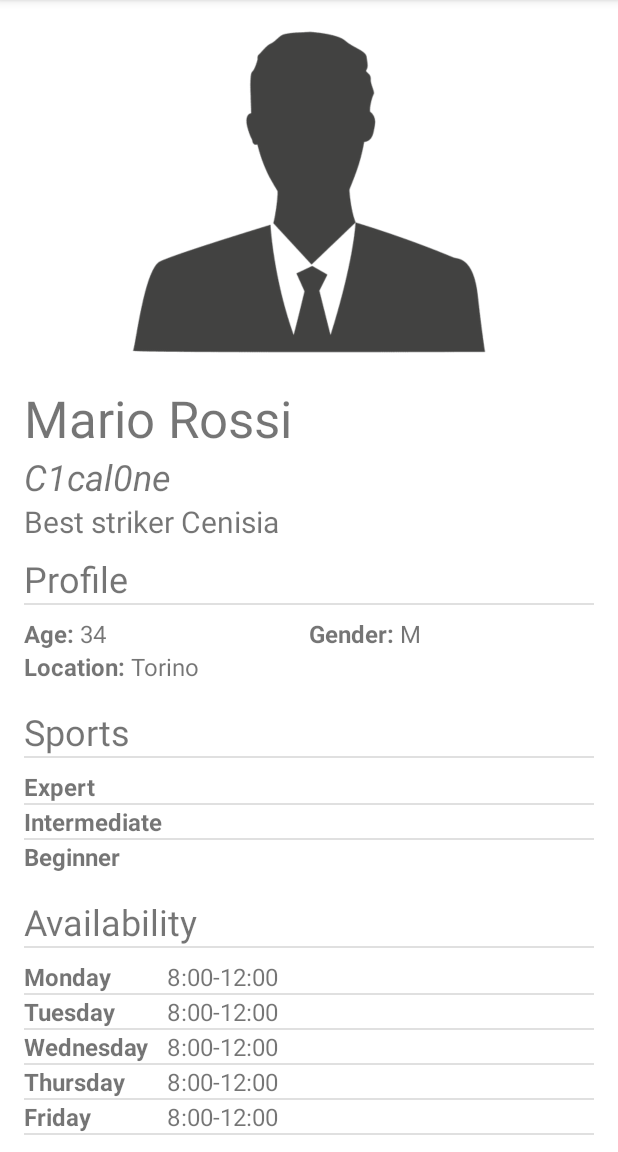
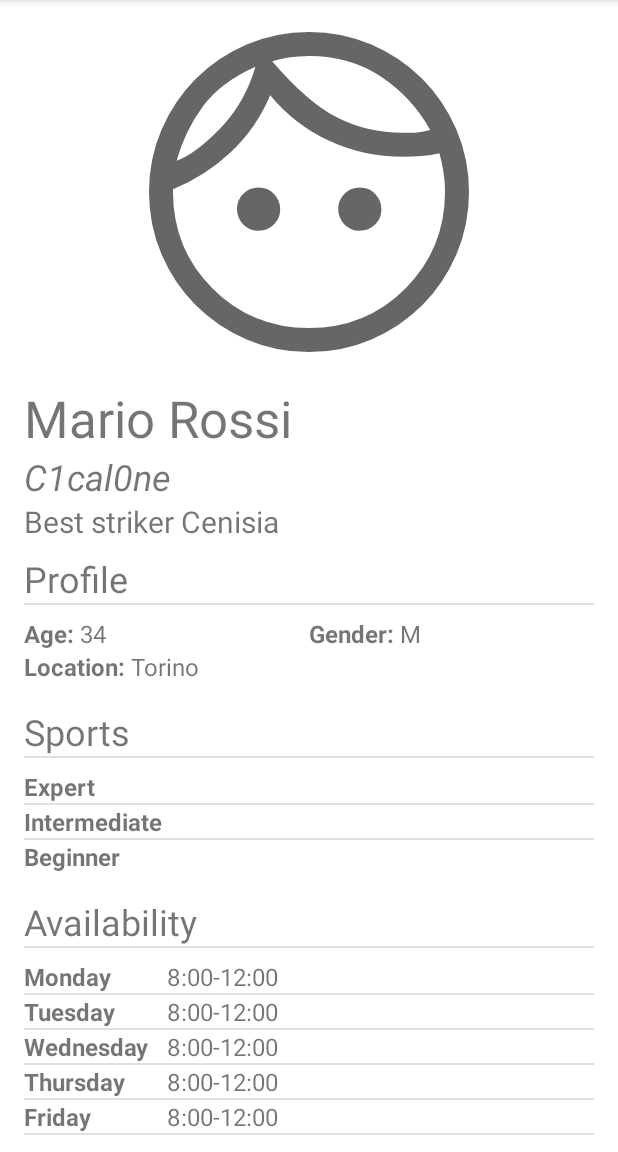
Before and after one commit to edoardocolella/SportTime, an Android app: the screen it shows after launch (ShowProfileActivity), on a phone screen of 412 x 824 dp, the part 84-1236 px from its top. Run offline under Robolectric (Android 15) with nearby library versions, the phone set to English and light mode, and no system bars.

Commit message:
updated icons

```diff
--- /dev/null
+++ b/app/src/main/res/drawable/face_48px.xml
@@ -0,0 +1,10 @@
+<vector xmlns:android="http://schemas.android.com/apk/res/android"
+    android:width="48dp"
+    android:height="48dp"
+    android:viewportWidth="960"
+    android:viewportHeight="960"
+    android:tint="?attr/colorControlNormal">
+  <path
+      android:fillColor="@android:color/white"
+      android:pathData="M353.77,577Q331,577 315.5,561.28Q300,545.55 300,522.78Q300,500 315.73,484.5Q331.45,469 354.23,469Q377,469 392.5,484.72Q408,500.45 408,523.22Q408,546 392.27,561.5Q376.55,577 353.77,577ZM606.78,577Q584,577 568.5,561.28Q553,545.55 553,522.78Q553,500 568.72,484.5Q584.45,469 607.22,469Q630,469 645.5,484.72Q661,500.45 661,523.22Q661,546 645.28,561.5Q629.55,577 606.78,577ZM480,820Q622.38,820 721.19,721.05Q820,622.1 820,479.53Q820,454 816,429Q812,404 806,383Q786,388 762.74,390Q739.48,392 714,392Q616.89,392 530.44,352Q444,312 383,238Q349,319 285.5,379.5Q222,440 140,473Q140,474 140,476.5Q140,479 140,480Q140,622.38 238.81,721.19Q337.63,820 480,820ZM480,880Q397,880 324,848.5Q251,817 197,763Q143,709 111.5,636Q80,563 80,480Q80,397 111.5,324Q143,251 197,197Q251,143 324,111.5Q397,80 480,80Q563,80 636,111.5Q709,143 763,197Q817,251 848.5,324Q880,397 880,480Q880,563 848.5,636Q817,709 763,763Q709,817 636,848.5Q563,880 480,880ZM388,153Q476,256 550.5,294Q625,332 714,332Q738,332 752,331Q766,330 783,325Q738,244 660.5,192Q583,140 480,140Q453,140 429,144Q405,148 388,153ZM149,402Q197,384 258.5,320.5Q320,257 346,167Q259,206 214.5,266.5Q170,327 149,402ZM388,153Q388,153 388,153Q388,153 388,153Q388,153 388,153Q388,153 388,153Q388,153 388,153Q388,153 388,153Q388,153 388,153Q388,153 388,153ZM346,167Q346,167 346,167Q346,167 346,167Q346,167 346,167Q346,167 346,167Z"/>
+</vector>
--- a/app/src/main/res/layout/activity_show_profile.xml
+++ b/app/src/main/res/layout/activity_show_profile.xml
@@ -12,18 +12,19 @@
     <ImageView
         android:id="@+id/profileImage_imageView"
         android:layout_width="match_parent"
-        android:layout_height="match_parent"
-        android:layout_weight="2"
+        android:layout_height="0dp"
+        android:layout_weight="1"
         android:contentDescription="@string/pictureDescription"
         android:paddingStart="16dp"
         android:paddingEnd="16dp"
-        android:src="@drawable/avatar" />
+        android:src="@drawable/face_48px"
+     />
 
     <LinearLayout
         android:id="@+id/infoLayout"
         android:layout_width="match_parent"
-        android:layout_height="match_parent"
-        android:layout_weight="1"
+        android:layout_height="0dp"
+        android:layout_weight="2"
         android:orientation="vertical"
         android:paddingStart="16dp"
         android:paddingEnd="16dp">
```
Also changed, not shown: app/src/main/res/drawable/avatar.png (deleted).
